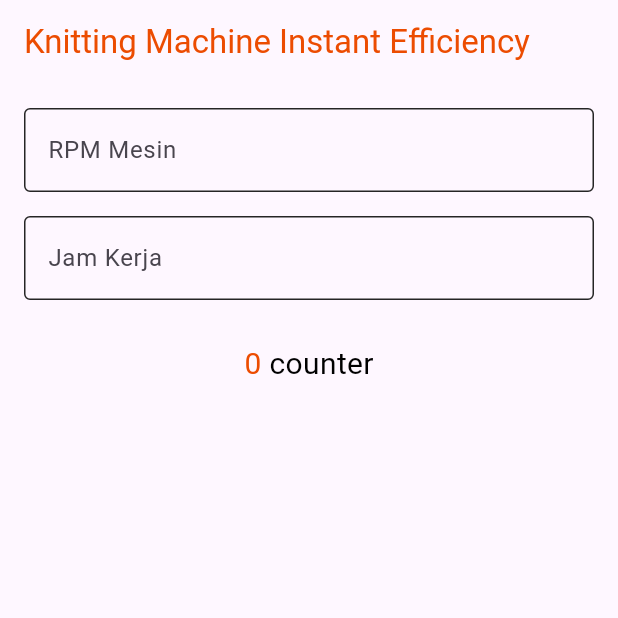
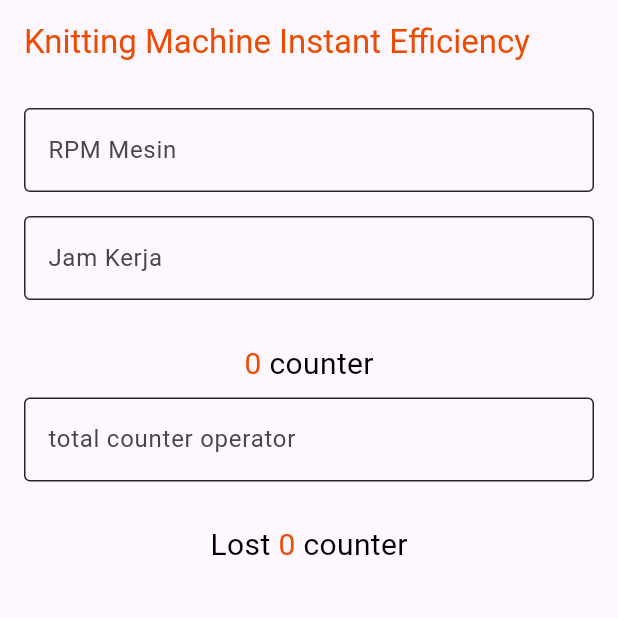
Before and after one commit to YudanMaulana/kmie-project, a Flutter app: the screen it shows after launch, on a phone screen of 412 x 824 dp, the top half of it. Run offline on Flutter 3.47's test engine with Material 3 defaults, Android fonts, the phone set to English and light mode, and no system bars.

Commit message:
add counter op form

```diff
--- a/lib/form.dart
+++ b/lib/form.dart
@@ -10,7 +10,9 @@ class MyForm extends StatefulWidget {
 class _MyFormState extends State<MyForm> {
   final TextEditingController _controller1 = TextEditingController();
   final TextEditingController _controller2 = TextEditingController();
-  double _result = 0; // Untuk menyimpan hasil perhitungan
+  final TextEditingController _controller3 = TextEditingController();
+  double _result = 0;
+  double _result1 = 0; // Untuk menyimpan hasil perhitungan
 
   @override
   void initState() {
@@ -19,16 +21,24 @@ class _MyFormState extends State<MyForm> {
     // Tambahkan listener pada kedua controller
     _controller1.addListener(_updateResult);
     _controller2.addListener(_updateResult);
+    _controller3.addListener(_updateResult);
   }
+
+  // void initStateCounterAwal() {
+  //   super.initState();
+  //   _controller3.addListener(_updateResult);
+  // }
 
   // Fungsi untuk meperbarui hasil ketika ada perubahan pada form
   void _updateResult() {
     setState(() {
       double num1 = double.tryParse(_controller1.text) ?? 0;
       double num2 = (double.tryParse(_controller2.text) ?? 0) * 60;
+      double num3 = double.tryParse(_controller3.text) ?? 0;
 
       // Update hasil perhitungan setiap ada perubahan
       _result = num1 * num2;
+      _result1 = _result - num3;
     });
   }
 
@@ -37,6 +47,7 @@ class _MyFormState extends State<MyForm> {
     // Hapus listener untuk menghindari memory leaks
     _controller1.dispose();
     _controller2.dispose();
+    _controller3.dispose();
     super.dispose();
   }
 
@@ -97,7 +108,8 @@ class _MyFormState extends State<MyForm> {
                 ),
               ),
               const SizedBox(height: 20),
-              Text.rich(TextSpan(children: [
+              Text.rich(TextSpan(
+                children: [
                   TextSpan(
                       text: '${_result.toInt()}',
                       style: const TextStyle(
@@ -106,7 +118,46 @@ class _MyFormState extends State<MyForm> {
                       text: ' counter',
                       style: const TextStyle(
                           fontSize: 20, color: Color.fromARGB(255, 0, 0, 0)))
-              ]))
+                ],
+              )),
+              Padding(
+                padding: const EdgeInsets.all(8.0),
+                child: TextFormField(
+                  style: TextStyle(color: Colors.red),
+                  // cursorColor: Colors.amber, uncomment untuk style text ketika fokus
+                  keyboardType: TextInputType.numberWithOptions(signed: true),
+                  controller: _controller3,
+                  decoration: const InputDecoration(
+                      labelText: 'total counter operator',
+                      labelStyle: TextStyle(fontWeight: FontWeight.w400),
+                      // ketika fokus
+                      focusedBorder: OutlineInputBorder(
+                          borderSide: BorderSide(
+                        color: Color(0xFFEC4C01),
+                      )),
+                      enabledBorder: OutlineInputBorder(
+                          borderSide:
+                              BorderSide(color: Color.fromRGBO(37, 37, 37, 1))),
+                      floatingLabelStyle: TextStyle(color: Color(0xFFEC4C01))),
+                ),
+              ),
+              const SizedBox(height: 20),
+              Text.rich(TextSpan(
+                children: [
+                  TextSpan(
+                      text: 'Lost ',
+                      style: const TextStyle(
+                          fontSize: 20, color: Color.fromARGB(255, 0, 0, 0))),
+                  TextSpan(
+                      text: '${_result1.toInt()}',
+                      style: const TextStyle(
+                          fontSize: 20, color: Color(0xFFEC4C01))),
+                  TextSpan(
+                      text: ' counter',
+                      style: const TextStyle(
+                          fontSize: 20, color: Color.fromARGB(255, 0, 0, 0)))
+                ],
+              )),
             ],
           ),
         ),
--- a/lib/main.dart
+++ b/lib/main.dart
@@ -18,7 +18,7 @@ class MyApp extends StatelessWidget {
         colorScheme: ColorScheme.fromSeed(seedColor: Colors.deepPurple),
         useMaterial3: true,
       ),
-      home: const Main(title: 'Flutter Demo Home Page'),
+      home: const Main(title: 'Knitting instant efficiency'),
     );
   }
 }
--- a/pubspec.yaml
+++ b/pubspec.yaml
@@ -43,6 +43,8 @@ flutter_launcher_icons:
   android: true
   ios: false
   image_path_android: "assets/icon/app-icon.png"
+  adaptive_icon_background: "#FFFFFF"
+  adaptive_icon_foreground: "assets/icon/app-icon.png"
   min_sdk_android: 21 # android min sdk min:16, default 21
   flutter_test:
     sdk: flutter
```
Also changed, not shown: 13 other files. Lines whose indentation alone changed are shown as unchanged.
